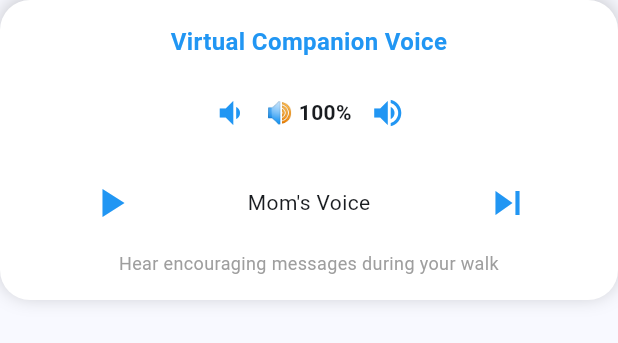
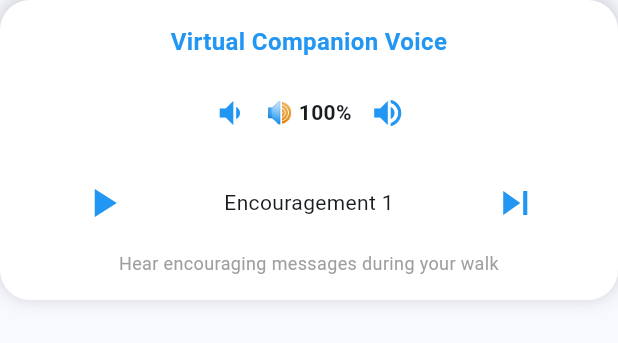
Before and after one commit to jiahui-1101/CodeNection, a Flutter app: the SafetyCompanionBottomSheetVC widget shown alone on an empty page, opened directly, on a phone screen of 412 x 824 dp. Shown: the top 343 px of the screen. Run offline on Flutter 3.47's test engine with Material 3 defaults, Android fonts, the phone set to English and light mode, and no system bars; our stand-ins replace audioplayers, cached_network_image, cloud_firestore, file_picker, firebase_ai, firebase_auth and 13 more; missing offline and left inert: audio_session, flutter_sound; accounts and stored records are empty; network calls fail.

Commit message:
vc voice updated

```diff
--- a/lib/SafetyCompanionBottomSheet.dart
+++ b/lib/SafetyCompanionBottomSheet.dart
@@ -142,16 +142,15 @@ class _SafetyCompanionBottomSheetVCState
   int _currentMessageIndex = 0;
   double _volume = 1.0;
 
-  final List<String> encouragingMessages = const [
-    'audio/mom_encouragement.mp3',
-    'audio/dad_support.mp3',
-    'audio/friend_cheer.mp3',
-  ];
+  // Updated to use numbered MP3 files
+  final List<String> encouragingMessages = List.generate(
+    13,
+    (index) => 'audio/${index + 1}.mp3',
+  );
 
-  final Map<String, String> messageNames = const {
-    'audio/mom_encouragement.mp3': "Mom's Voice",
-    'audio/dad_support.mp3': "Dad's Voice",
-    'audio/friend_cheer.mp3': "Friend's Voice",
+  // Updated message names for numbered files
+  final Map<String, String> messageNames = {
+    for (int i = 1; i <= 13; i++) 'audio/$i.mp3': 'Encouragement $i',
   };
 
   @override
@@ -269,7 +268,9 @@ class _SafetyCompanionBottomSheetVCState
               Text(
                 '${_getVolumeIcon()} ${(_volume * 100).toInt()}%',
                 style: const TextStyle(
-                    fontSize: 14, fontWeight: FontWeight.bold),
+                  fontSize: 14,
+                  fontWeight: FontWeight.bold,
+                ),
               ),
               IconButton(
                 icon: const Icon(Icons.volume_up, color: Colors.blue),
@@ -289,7 +290,8 @@ class _SafetyCompanionBottomSheetVCState
                 ),
                 onPressed: _isPlaying
                     ? _stopAudio
-                    : () => _playAudio(encouragingMessages[_currentMessageIndex]),
+                    : () =>
+                          _playAudio(encouragingMessages[_currentMessageIndex]),
               ),
               Text(
                 messageNames[encouragingMessages[_currentMessageIndex]] ??
```
Also changed, not shown: 16 other files.
